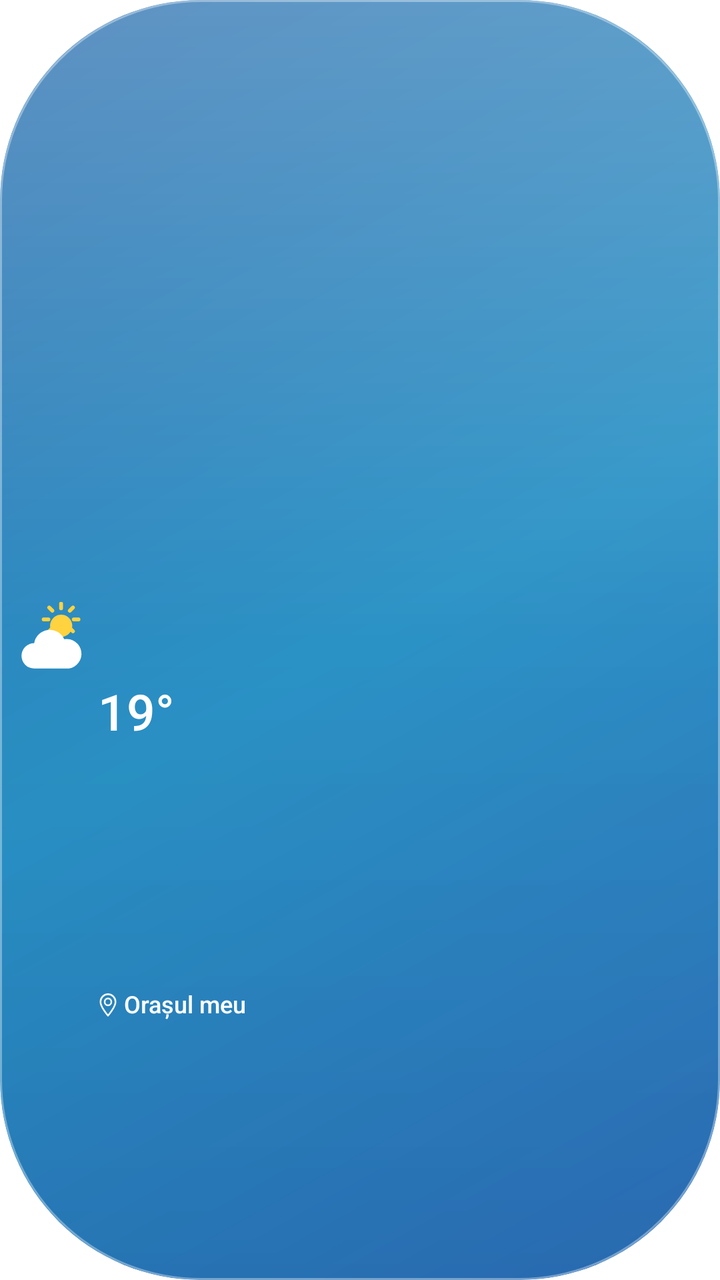
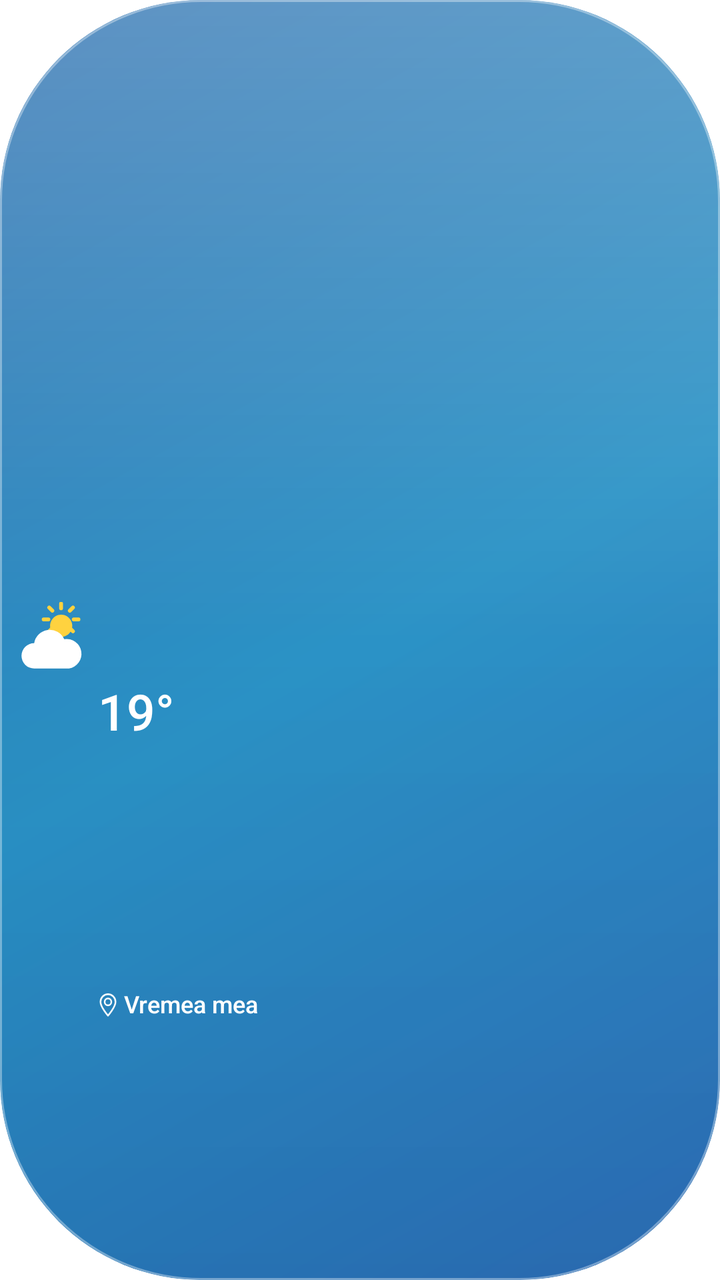

Compare the two renders of this Android layout. The source of the first and the diff that turns it into the second are given below.
<!-- AndroidManifest.xml: application theme android:Theme.Translucent.NoTitleBar -->
<!-- res/layout/widget_capsule_short.xml -->
<?xml version="1.0" encoding="utf-8"?>
<LinearLayout xmlns:android="http://schemas.android.com/apk/res/android"
    android:id="@+id/capsule_root"
    android:layout_width="match_parent" android:layout_height="match_parent"
    android:background="@drawable/widget_capsule_day" android:clipToOutline="true"
    android:orientation="horizontal" android:baselineAligned="false"
    android:gravity="center_vertical" android:padding="6dp">
    <ImageView android:id="@+id/capsule_icon"
        android:layout_width="38dp" android:layout_height="match_parent"
        android:layout_marginEnd="5dp" android:scaleType="fitCenter"
        android:src="@drawable/ic_w_partial" android:importantForAccessibility="no" />
    <LinearLayout android:layout_width="0dp" android:layout_height="match_parent"
        android:layout_weight="1" android:orientation="vertical" android:gravity="center_vertical">
        <TextView android:id="@+id/capsule_temp"
            android:layout_width="match_parent" android:layout_height="0dp" android:layout_weight="1.6"
            android:gravity="bottom" android:includeFontPadding="false" android:maxLines="1"
            android:fontFamily="sans-serif-medium" android:text="19°" android:textColor="#FFFFFFFF"
            android:textSize="25sp" android:autoSizeTextType="uniform"
            android:autoSizeMinTextSize="6sp" android:autoSizeMaxTextSize="25sp"
            android:autoSizeStepGranularity="1sp" />
        <TextView android:id="@+id/capsule_oras"
            android:layout_width="match_parent" android:layout_height="0dp" android:layout_weight="1.15"
            android:gravity="center_vertical" android:includeFontPadding="false"
            android:drawableStart="@drawable/ic_capsule_location" android:drawablePadding="3dp"
            android:fontFamily="sans-serif-medium" android:text="@string/widget_capsule_preview_city"
            android:maxLines="1" android:ellipsize="end" android:textColor="#FFFFFFFF"
            android:textSize="12sp" android:autoSizeTextType="uniform"
            android:autoSizeMinTextSize="4sp" android:autoSizeMaxTextSize="12sp"
            android:autoSizeStepGranularity="1sp" />
        <TextView android:id="@+id/capsule_maxmin"
            android:layout_width="match_parent" android:layout_height="0dp" android:layout_weight="0.8"
            android:gravity="top" android:includeFontPadding="false" android:maxLines="1"
            android:fontFamily="sans-serif" android:text="@string/widget_capsule_preview_range"
            android:textSize="10sp" android:textColor="#E8FFFFFF" android:ellipsize="end"
            android:autoSizeTextType="uniform" android:autoSizeMinTextSize="6sp"
            android:autoSizeMaxTextSize="10sp" android:autoSizeStepGranularity="1sp"
            android:visibility="gone" />
    </LinearLayout>
</LinearLayout>
<!-- resources referenced by this layout -->
<resources>
  <!-- drawable ic_capsule_location (drawable) -->
  <vector xmlns:android="http://schemas.android.com/apk/res/android"
      android:width="10dp" android:height="12dp" android:viewportWidth="24" android:viewportHeight="28">
      <path android:fillColor="#00000000" android:strokeColor="#F5FFFFFF" android:strokeWidth="2"
          android:strokeLineCap="round" android:strokeLineJoin="round"
          android:pathData="M12,26C12,26 3,16 3,10A9,9 0,0 1,21,10C21,16 12,26 12,26ZM12,6A4,4 0,1 0,12,14A4,4 0,1 0,12,6" />
  </vector>
  <!-- drawable ic_w_partial (drawable) -->
  <vector xmlns:android="http://schemas.android.com/apk/res/android"
      android:width="48dp" android:height="48dp" android:viewportWidth="48" android:viewportHeight="48">
      <path android:fillColor="#FFD23F" android:pathData="M31,8a7,7 0 1,0 0.1,0z"/>
      <path android:strokeColor="#FFD23F" android:strokeWidth="2.4" android:strokeLineCap="round"
          android:pathData="M31,1v3 M31,19v3 M20,11h3 M39,11h3 M23.5,3.5l2,2 M36.5,16.5l2,2 M38.5,3.5l-2,2 M25.5,16.5l-2,2"/>
      <path android:fillColor="#FFFFFF"
          android:pathData="M14,42a8,8 0 0,1 0,-16 10,10 0 0,1 19,-2.5 8,8 0 0,1 3,18.5z"/>
  </vector>
  <!-- drawable widget_capsule_day (drawable) -->
  <?xml version="1.0" encoding="utf-8"?>
  <layer-list xmlns:android="http://schemas.android.com/apk/res/android">
      <item><shape><corners android:radius="100dp" /><gradient android:angle="315"
          android:startColor="#2369AC" android:centerColor="#248FC4" android:endColor="#2D6FBA" /></shape></item>
      <item><shape><corners android:radius="100dp" /><gradient android:angle="270"
          android:startColor="#45FFFFFF" android:centerColor="#08FFFFFF" android:endColor="#14001134" /></shape></item>
      <item><shape><corners android:radius="100dp" /><stroke android:width="1dp" android:color="#5CFFFFFF" /></shape></item>
  </layer-list>
  <string name="widget_capsule_preview_city">Orașul meu</string>
  <string name="widget_capsule_preview_range">Max 24° · Min 16°</string>
</resources>

<!-- the commit's change to res/layout/widget_capsule_short.xml (unified diff, before → after) -->
@@ -22,7 +22,7 @@
             android:layout_width="match_parent" android:layout_height="0dp" android:layout_weight="1.15"
             android:gravity="center_vertical" android:includeFontPadding="false"
             android:drawableStart="@drawable/ic_capsule_location" android:drawablePadding="3dp"
-            android:fontFamily="sans-serif-medium" android:text="@string/widget_capsule_preview_city"
+            android:fontFamily="sans-serif-medium" android:text="@string/widget_preview_city"
             android:maxLines="1" android:ellipsize="end" android:textColor="#FFFFFFFF"
             android:textSize="12sp" android:autoSizeTextType="uniform"
             android:autoSizeMinTextSize="4sp" android:autoSizeMaxTextSize="12sp"
<!-- resource entries referenced after the edit -->
@@ -25,7 +25,7 @@
           android:startColor="#45FFFFFF" android:centerColor="#08FFFFFF" android:endColor="#14001134" /></shape></item>
       <item><shape><corners android:radius="100dp" /><stroke android:width="1dp" android:color="#5CFFFFFF" /></shape></item>
   </layer-list>
-  <string name="widget_capsule_preview_city">Orașul meu</string>
   <string name="widget_capsule_preview_range">Max 24° · Min 16°</string>
+  <string name="widget_preview_city">Vremea mea</string>
 </resources>
 
